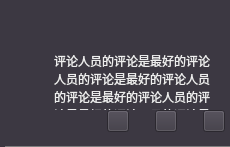
This is VideoPlayer/videomodels/CommentForm.ui in huizhang556/pc-video-player as Qt 5 draws it before an edit. The edited form follows.
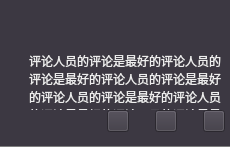
This is the edited form. Icons and pictures are not drawn.

```diff
--- a/VideoPlayer/videomodels/CommentForm.ui
+++ b/VideoPlayer/videomodels/CommentForm.ui
@@ -32,7 +32,7 @@
     <number>0</number>
    </property>
    <property name="leftMargin">
-    <number>5</number>
+    <number>0</number>
    </property>
    <property name="topMargin">
     <number>0</number>
@@ -183,7 +183,7 @@
           </property>
           <property name="sizeHint" stdset="0">
            <size>
-            <width>40</width>
+            <width>20</width>
             <height>20</height>
            </size>
           </property>
@@ -233,8 +233,11 @@
      <item>
       <widget class="QWidget" name="widget_func" native="true">
        <property name="styleSheet">
-        <string notr="true">border-bottom:1px solid #7f7f7f;
-color: rgb(98, 98, 98);</string>
+        <string notr="true">#widget_func
+{
+border-bottom:1px solid #7f7f7f;
+color: rgb(98, 98, 98);
+}</string>
        </property>
        <layout class="QHBoxLayout" name="horizontalLayout">
         <property name="leftMargin">
```
